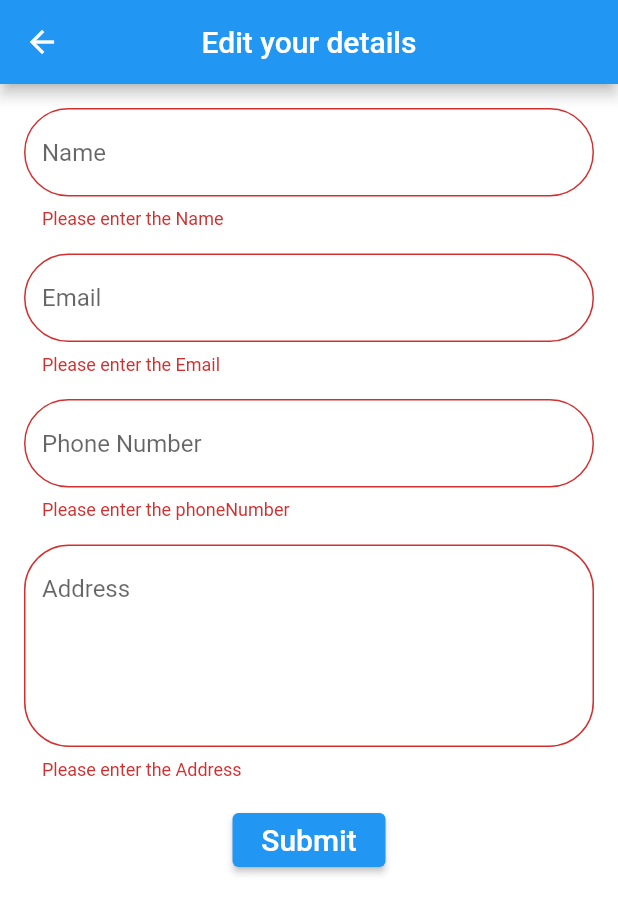
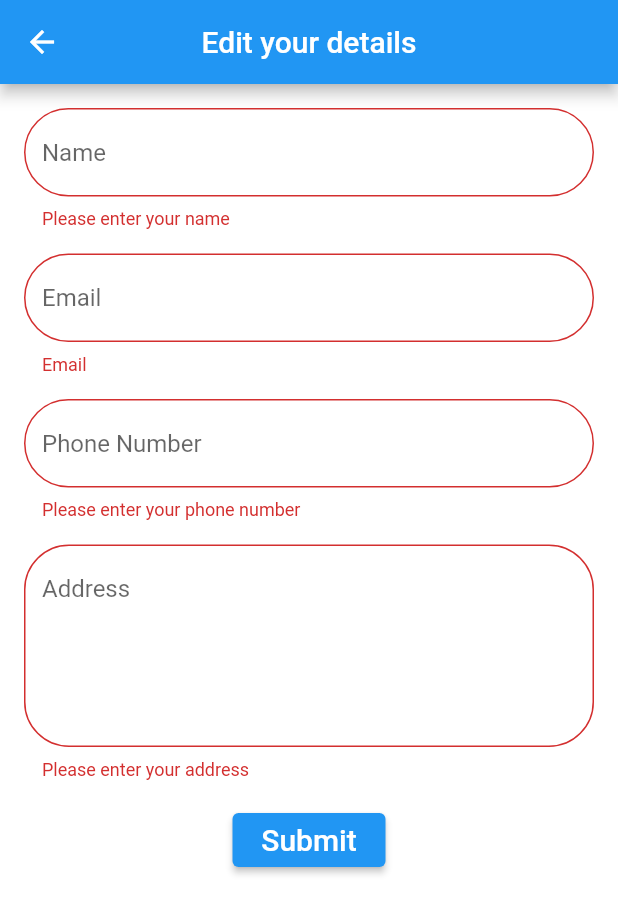
Before and after one commit to JainamShah123/Evier-shopping-app, a Flutter app: the UserDetailEdit screen opened by its route, after a tap on "Submit", on a phone screen of 412 x 824 dp. Shown: the top 914 px of the screen. Run offline on Flutter 3.47's test engine with Material 2 defaults, Android fonts, the phone set to English and light mode, and no system bars; our stand-ins replace cloud_firestore, firebase_auth, firebase_core, firebase_storage, font_awesome_flutter, image_picker; accounts and stored records are empty; generated files the repository leaves out were written again; network calls fail.

Commit message:
added localization

```diff
--- /dev/null
+++ b/l10n.yaml
@@ -0,0 +1,3 @@
+arb-dir: lib/l10n
+template-arb-file: app_en.arb
+output-localization-file: app_localizations.dart
--- a/lib/authentication/auth.dart
+++ b/lib/authentication/auth.dart
@@ -1,7 +1,6 @@
 import 'package:flutter/material.dart';
 import 'package:firebase_auth/firebase_auth.dart';
 import 'package:cloud_firestore/cloud_firestore.dart';
-import 'package:flutter_cache_manager/flutter_cache_manager.dart';
 
 import '../screens/home_screen.dart';
 
@@ -79,7 +78,6 @@ class Auth with ChangeNotifier {
     try {
       await _auth.signOut();
       await _storage.clearPersistence();
-      await DefaultCacheManager().emptyCache();
 
       user = null;
     } catch (e) {
--- a/lib/main.dart
+++ b/lib/main.dart
@@ -1,7 +1,6 @@
 import 'package:evier/database/favourites.dart';
 import 'package:evier/screens/home_screen.dart';
 import 'package:flutter/material.dart';
-
 import 'package:provider/provider.dart';
 
 import 'package:firebase_auth/firebase_auth.dart';
--- a/lib/resources/strings.dart
+++ /dev/null
@@ -1,29 +0,0 @@
-class Strings {
-  static const appTitle = "Evier - Sanitary shopping application";
-  static const title = "Evier";
-  static const categoryTitle = "Category";
-  static const favouriteTitle = "Favourite";
-  static const accountTitle = "Account";
-  static const createAccount = "Create Account";
-  static const signInWithGoogle = "Sign in with Google";
-  static const login = "Login";
-  static const categoryFloorTrap = "Floor Trap";
-  static const logout = "Logout";
-  static const addProduct = "Add Product";
-  static const emailHint = "Email";
-  static const emailError = "Please enter the email";
-  static const passwordHint = "Password";
-  static const passwordError = "Please enter the password";
-  static const register = "Register";
-  static const goToLoginPage = "Go to login page";
-  static const search = "Search";
-  static const productNameHint = "Product Name";
-  static const productNameError = "Please enter the product name";
-  static const priceHint = "Price";
-  static const priceError = "Please enter the product price";
-  static const categoryError = "Please select the category";
-  static const companyTitle = "Company";
-  static const companyError = "Please select the company";
-  static const productDescription = "Description";
-  static const productDescriptionError = "Please enter the product description";
-}
--- a/lib/screens/home_page.dart
+++ b/lib/screens/home_page.dart
@@ -1,5 +1,6 @@
 import 'package:evier/database/productsData.dart';
 import 'package:evier/resources/products.dart';
+import 'package:flutter_gen/gen_l10n/app_localizations.dart';
 import 'package:flutter/foundation.dart';
 import 'package:flutter/material.dart';
 import 'package:provider/provider.dart';
@@ -10,7 +11,7 @@ class HomePage extends StatelessWidget {
     var productsData = Provider.of<List<ProductsData?>?>(context);
     if (productsData == null)
       return Center(
-        child: Text("Currently there are no products in our application"),
+        child: Text(AppLocalizations.of(context)!.noProducts),
       );
     return Container(
       padding: EdgeInsets.only(left: 8, right: 8, top: 8),
--- a/lib/screens/seller_product_screen.dart
+++ b/lib/screens/seller_product_screen.dart
@@ -1,6 +1,7 @@
 import 'package:evier/database/productsData.dart';
 import 'package:evier/resources/products.dart';
 import 'package:evier/resources/routes.dart';
+import 'package:flutter_gen/gen_l10n/app_localizations.dart';
 import 'package:firebase_auth/firebase_auth.dart';
 import 'package:flutter/foundation.dart';
 import 'package:flutter/material.dart';
@@ -15,7 +16,7 @@ class SellerProductScreen extends StatelessWidget {
     return Scaffold(
       appBar: AppBar(
         centerTitle: true,
-        title: Text("Your Product"),
+        title: Text(AppLocalizations.of(context)!.yourProducts),
         actions: [
           IconButton(
             icon: Icon(Icons.add),
--- a/lib/screens/user_detail_edit.dart
+++ b/lib/screens/user_detail_edit.dart
@@ -1,5 +1,6 @@
 import 'package:cloud_firestore/cloud_firestore.dart';
 import 'package:flutter/material.dart';
+import 'package:flutter_gen/gen_l10n/app_localizations.dart';
 
 import 'package:provider/provider.dart';
 
@@ -39,10 +40,11 @@ class _UserDetailEditState extends State<UserDetailEdit> {
                   },
                   initialValue: userData!.name ?? '',
                   decoration: InputDecoration(
-                    hintText: "Name",
+                    hintText: AppLocalizations.of(context)!.accountNameHint,
                   ),
                   validator: (value) {
-                    if (value!.isEmpty) return "Please enter the Name";
+                    if (value!.isEmpty)
+                      return AppLocalizations.of(context)!.accountNameError;
                   },
                 ),
                 Padding(
@@ -52,12 +54,13 @@ class _UserDetailEditState extends State<UserDetailEdit> {
                       email = value!;
                     },
                     decoration: InputDecoration(
-                      hintText: "Email",
+                      hintText: AppLocalizations.of(context)!.emailHint,
                     ),
                     keyboardType: TextInputType.emailAddress,
                     initialValue: user!.email,
                     validator: (value) {
-                      if (value!.isEmpty) return "Please enter the Email";
+                      if (value!.isEmpty)
+                        return AppLocalizations.of(context)!.emailHint;
                     },
                   ),
                 ),
@@ -68,12 +71,13 @@ class _UserDetailEditState extends State<UserDetailEdit> {
                       phoneNumber = value!;
                     },
                     decoration: InputDecoration(
-                      hintText: "Phone Number",
+                      hintText: AppLocalizations.of(context)!.phoneNumberHint,
                     ),
                     initialValue: userData.phoneNumber ?? '',
                     keyboardType: TextInputType.phone,
                     validator: (value) {
-                      if (value!.isEmpty) return "Please enter the phoneNumber";
+                      if (value!.isEmpty)
+                        return AppLocalizations.of(context)!.phoneNumberError;
                     },
                   ),
                 ),
@@ -84,12 +88,13 @@ class _UserDetailEditState extends State<UserDetailEdit> {
                       address = value!;
                     },
                     decoration: InputDecoration(
-                      hintText: "Address",
+                      hintText: AppLocalizations.of(context)!.addressHint,
                     ),
                     maxLines: 5,
                     initialValue: userData.address ?? '',
                     validator: (value) {
-                      if (value!.isEmpty) return "Please enter the Address";
+                      if (value!.isEmpty)
+                        return AppLocalizations.of(context)!.addressError;
                     },
                   ),
                 ),
```
Also changed, not shown: lib/authentication/login.dart (+11 -11 lines), lib/authentication/registration_page.dart (+15 -15 lines), lib/l10n/app_en.arb (added, +45 -0 lines), lib/myapp.dart (+10 -2 lines), lib/screens/add_product.dart (+14 -13 lines), lib/screens/favouritescreen.dart (+7 -5 lines), lib/screens/home_screen.dart (+27 -27 lines), pubspec.yaml (+7 -3 lines), pubspec.lock.
